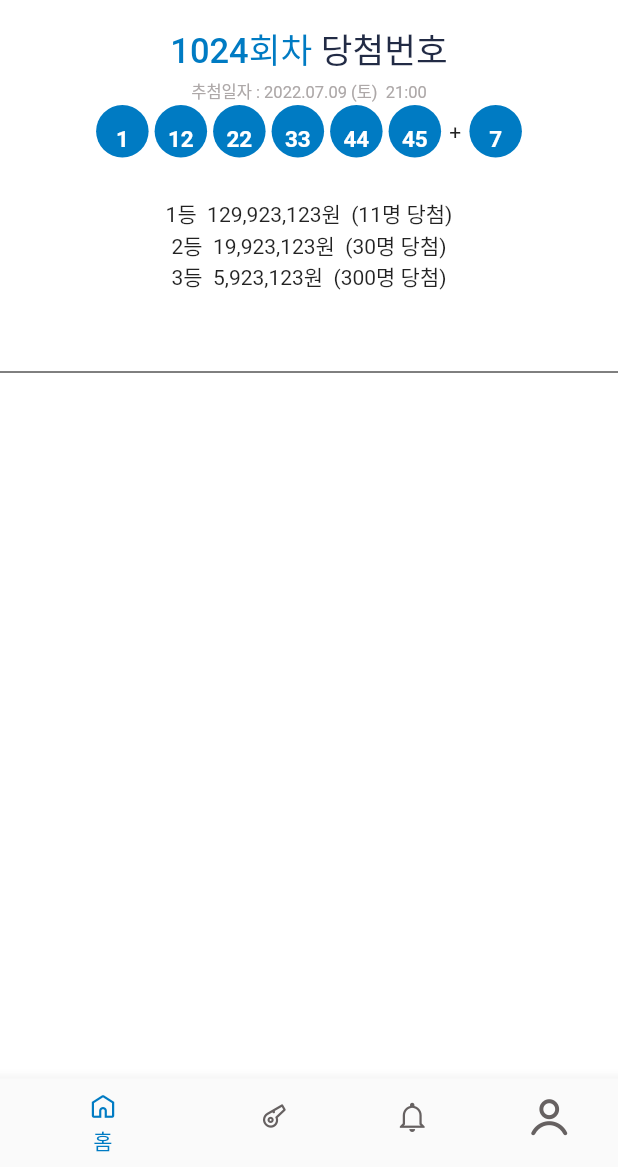
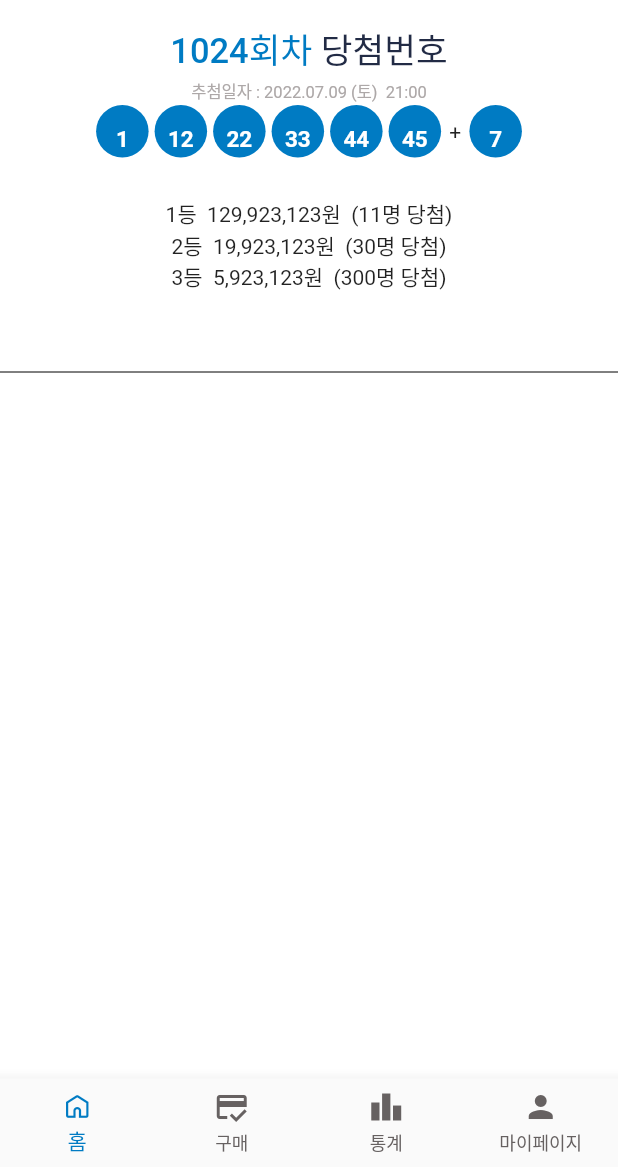
Before and after one commit to BangJihoon/Lottery_Bang, a Flutter app: the Home screen opened by its route, on a phone screen of 412 x 824 dp, the part 69-1236 px from its top. Run offline on Flutter 3.47's test engine with Material 2 defaults, Android fonts, the phone set to English and light mode, and no system bars; drawn by our look-alikes of carousel_slider; our stand-ins replace freezed_annotation.

Commit message:
Refactor : Add BottomNavigationBar Options

```diff
--- a/lib/presentation/screens/home.dart
+++ b/lib/presentation/screens/home.dart
@@ -49,13 +49,15 @@ class _HomeState extends State<Home> {
       body: currentScreen(_selectedIndex),
       /// 하단 바
       bottomNavigationBar: BottomNavigationBar(
+        type: BottomNavigationBarType.fixed,
         selectedItemColor: MyColors.blue,
         unselectedItemColor: MyColors.grey_5,
+        showUnselectedLabels: true,
         items: const [
           BottomNavigationBarItem(label: '홈', icon: Icon(MyIcons.home)),
-          BottomNavigationBarItem(label: '구매', icon: Icon(MyIcons.trainer)),
-          BottomNavigationBarItem(label: '통계', icon: Icon(MyIcons.notification)),
-          BottomNavigationBarItem(label: '마이페이지', icon: Icon(MyIcons.my_page))
+          BottomNavigationBarItem(label: '구매', icon: Icon(Icons.credit_score)),
+          BottomNavigationBarItem(label: '통계', icon: Icon(Icons.leaderboard,)),
+          BottomNavigationBarItem(label: '마이페이지', icon: Icon(Icons.person,)),
         ],
         onTap: (index) {
           _onItemTapped(index);
```
